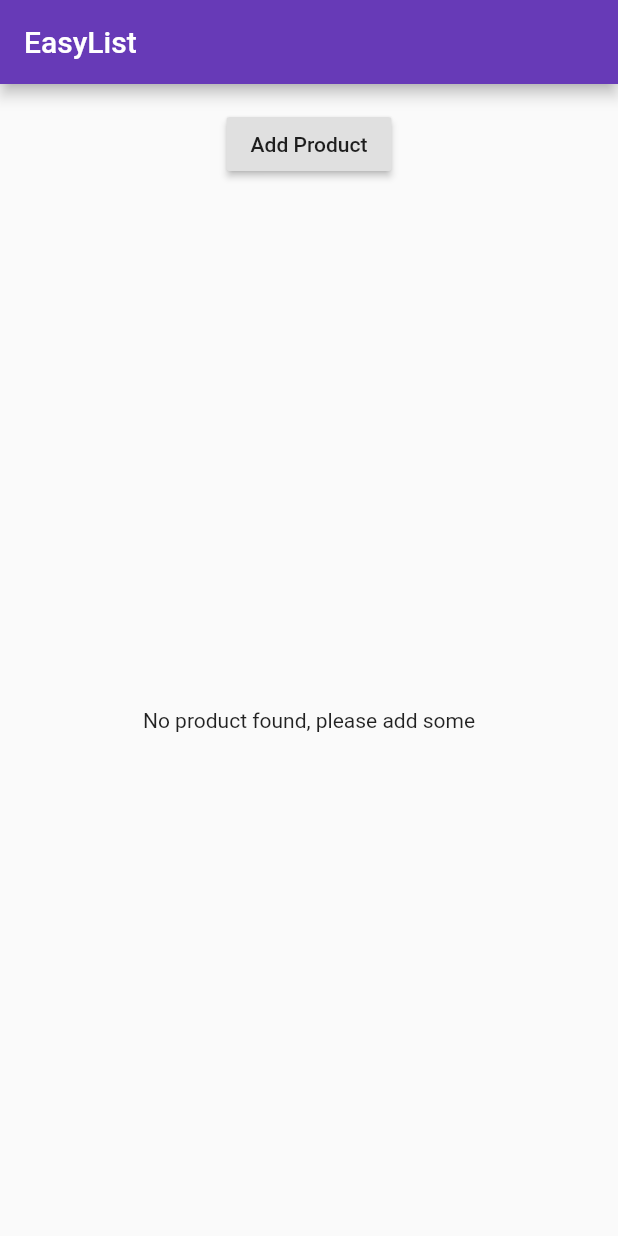
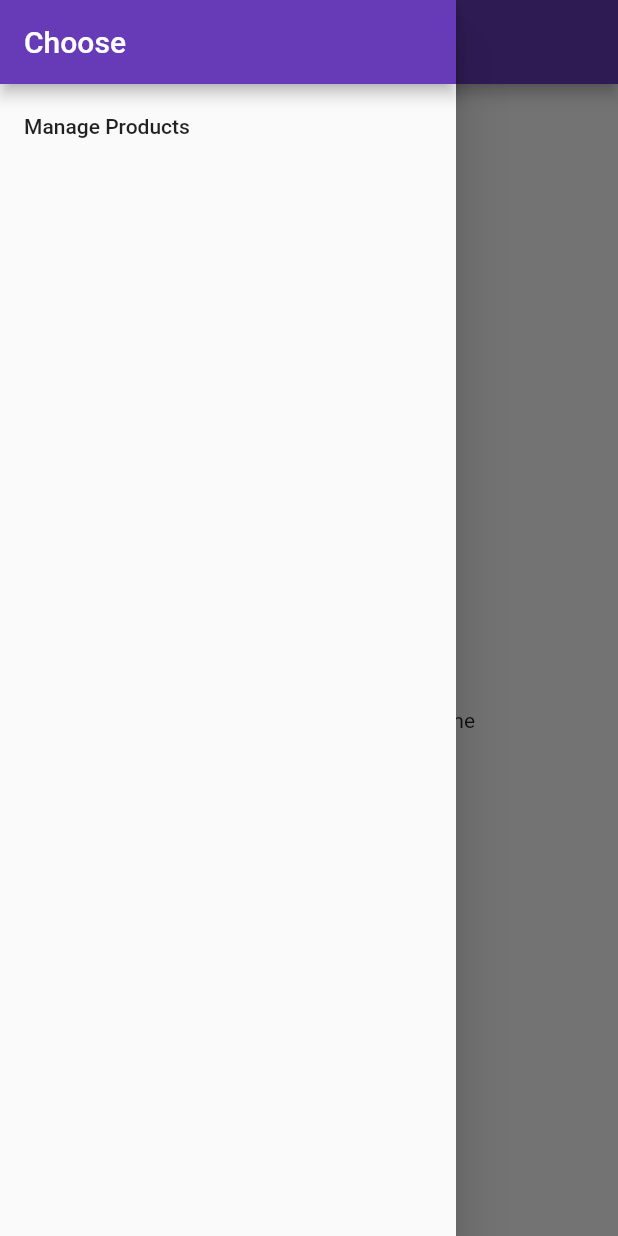
Before and after one commit to PrimozPernat/flutter-course, a Flutter app: the screen it shows after launch, with the side drawer open (before the commit the screen has no drawer), on a phone screen of 412 x 824 dp. Run offline on Flutter 3.47's test engine with Material 2 defaults, Android fonts, the phone set to English and light mode, and no system bars.

```diff
--- a/lib/main.dart
+++ b/lib/main.dart
@@ -1,17 +1,70 @@
 import 'package:flutter/material.dart';
-import 'package:udemiy_project/pages/home.dart';
-import 'package:udemiy_project/product_manager.dart';
+import 'package:udemiy_project/pages/auth_page.dart';
+import 'package:udemiy_project/pages/detail_product_page.dart';
+import 'package:udemiy_project/pages/products_admin_page.dart';
+import 'package:udemiy_project/pages/products_page.dart';
 
 void main() => runApp(MyApp());
 
-class MyApp extends StatelessWidget {
+class MyApp extends StatefulWidget {
+  @override
+  State createState() {
+    return _MyAppState();
+  }
+}
+
+class _MyAppState extends State<MyApp> {
+  List<Map<String, String>> _products = [];
+
+  void _addProduct(Map<String, String> product) {
+    setState(() {
+      _products.add(product);
+    });
+  }
+
+  void _deleteProduct(int index) {
+    setState(() {
+      _products.removeAt(index);
+    });
+  }
+
   @override
   Widget build(BuildContext context) {
     return MaterialApp(
-      theme: ThemeData(
-        primarySwatch: Colors.deepPurple
-      ),
-      home: HomePage(),
+      theme: ThemeData(primarySwatch: Colors.deepPurple),
+//      home: AuthPage(),
+      routes: {
+        "/": (BuildContext context) =>
+            ProductsPage(_products, _addProduct, _deleteProduct),
+        ProductsAdminPage.PAGE_PATH: (BuildContext context) =>
+            ProductsAdminPage()
+      },
+      onGenerateRoute: (RouteSettings settings) {
+        final List<String> pathElements =
+        settings.name.split("/"); //"/product/1"
+
+        if (pathElements.first.isNotEmpty) {
+          return null;
+        }
+
+        if (pathElements[1] == "product") {
+          final int index = int.parse(pathElements[2]);
+
+          return MaterialPageRoute<bool>(
+            builder: (BuildContext context) =>
+                DetailProductPage(
+                    _products[index]['title'], _products[index]['image']),
+          );
+        }
+
+        return null;
+      },
+      onUnknownRoute: (RouteSettings settings) {
+        return MaterialPageRoute(
+          builder: (BuildContext context) =>
+              ProductsPage(_products, _addProduct, _deleteProduct),
+        );
+      },
     );
   }
 }
--- a/lib/pages/home.dart
+++ /dev/null
@@ -1,15 +0,0 @@
-import 'package:flutter/material.dart';
-
-import 'package:udemiy_project/product_manager.dart';
-
-class HomePage extends StatelessWidget {
-  @override
-  Widget build(BuildContext context) {
-    return Scaffold(
-      appBar: AppBar(
-        title: Text("EasyList"),
-      ),
-      body: ProductManger(),
-    );
-  }
-}
--- /dev/null
+++ b/lib/pages/products_page.dart
@@ -0,0 +1,38 @@
+import 'package:flutter/material.dart';
+import 'package:udemiy_project/pages/products_admin_page.dart';
+
+import 'package:udemiy_project/product_manager.dart';
+
+class ProductsPage extends StatelessWidget {
+  final List<Map<String, String>> products;
+  final Function addProduct;
+  final Function deleteProduct;
+
+  ProductsPage(this.products, this.addProduct, this.deleteProduct);
+
+  @override
+  Widget build(BuildContext context) {
+    return Scaffold(
+      drawer: Drawer(
+        child: Column(
+          children: <Widget>[
+            AppBar(
+              title: Text("Choose"),
+              automaticallyImplyLeading: false,
+            ),
+            ListTile(
+              title: Text("Manage Products"),
+              onTap: () {
+                Navigator.pushReplacementNamed(context, "/admin");
+              },
+            )
+          ],
+        ),
+      ),
+      appBar: AppBar(
+        title: Text("EasyList"),
+      ),
+      body: ProductManger(products, addProduct, deleteProduct),
+    );
+  }
+}
--- a/lib/product_control.dart
+++ b/lib/product_control.dart
@@ -1,17 +1,16 @@
 import 'package:flutter/material.dart';
 
-class ProdcutControl extends StatelessWidget {
+class ProductControl extends StatelessWidget {
   final Function addProduct;
 
-  ProdcutControl(this.addProduct);
+  ProductControl(this.addProduct);
 
   @override
   Widget build(BuildContext context) {
-    // TODO: implement build
     return RaisedButton(
       child: Text("Add Product"),
       onPressed: () {
-        addProduct("Sweets");
+        addProduct({"title": "Chocolate", "image": "assets/united.jpg"});
       },
     );
   }
--- a/lib/product_manager.dart
+++ b/lib/product_manager.dart
@@ -3,51 +3,21 @@ import 'package:flutter/material.dart';
 import 'products.dart';
 import 'product_control.dart';
 
-class ProductManger extends StatefulWidget {
-  String product;
+class ProductManger extends StatelessWidget {
 
-  ProductManger({this.product}) {
-    print("ProductManager Widget Constructor()");
-  }
+  final List<Map<String, String>> products;
+  final Function addProduct;
+  final Function deleteProduct;
 
-  @override
-  State<StatefulWidget> createState() {
-    print("ProductManager Widget createState()");
-    return _ProductManagerState();
-  }
-}
-
-class _ProductManagerState extends State<ProductManger> {
-  List<String> _products = [];
-
-  @override
-  void didUpdateWidget(ProductManger oldWidget) {
-    print("ProductManager State didUpdateWidget()");
-    super.didUpdateWidget(oldWidget);
-  }
-
-  @override
-  void initState() {
-    print("ProductManager State initState()");
-    if (widget.product != null) {
-      _products.add(widget.product);
-    }
-    super.initState();
-  }
-
-  void _addProduct(String product) {
-    setState(() {
-      _products.add(product);
-    });
-  }
+  ProductManger(this.products, this.addProduct, this.deleteProduct);
 
   @override
   Widget build(BuildContext context) {
     print("ProductManager State Build()");
     return Column(children: [
       Container(
-          margin: EdgeInsets.all(16.0), child: ProdcutControl(_addProduct)),
-      Expanded(child: Products(_products))
+          margin: EdgeInsets.all(16.0), child: ProductControl (addProduct)),
+      Expanded(child: Products(products, deleteProduct: deleteProduct))
     ]);
   }
 }
--- a/lib/products.dart
+++ b/lib/products.dart
@@ -1,12 +1,11 @@
 import 'package:flutter/material.dart';
-import 'package:udemiy_project/pages/product.dart';
-
-import 'package:udemiy_project/products.dart';
+import 'package:udemiy_project/pages/detail_product_page.dart';
 
 class Products extends StatelessWidget {
-  final List<String> products;
+  final List<Map<String, String>> products;
+  final Function deleteProduct;
 
-  Products(this.products) {
+  Products(this.products, {this.deleteProduct}) {
     print("Products widget Constructor");
   }
 
@@ -14,19 +13,20 @@ class Products extends StatelessWidget {
     return Card(
       child: Column(
         children: <Widget>[
-          Image.asset('assets/united.jpg'),
-          Text(products[index]),
+          Image.asset(products[index]['image']),
+          Text(products[index]['title']),
           ButtonBar(
             alignment: MainAxisAlignment.center,
             children: <Widget>[
               FlatButton(
                 child: Text("Details"),
-                onPressed: () => Navigator.push(
-                  context,
-                  MaterialPageRoute(
-                    builder: (BuildContext context) => ProductPage(),
-                  ),
-                ),
+                onPressed: () => Navigator.pushNamed<bool>(
+                        context, "/product/" + index.toString())
+                    .then((bool value) {
+                  if (value) {
+                    deleteProduct(index);
+                  }
+                }),
               )
             ],
           )
--- a/pubspec.yaml
+++ b/pubspec.yaml
@@ -14,7 +14,7 @@ description: Udemy cooding course
 version: 1.0.0+1
 
 environment:
-  sdk: ">=2.1.0 <3.0.0"
+  sdk: ">=2.2.0 <3.0.0"
 
 dependencies:
   flutter:
```
Also changed, not shown: lib/pages/auth_page.dart (added, +23 -0 lines), lib/pages/detail_product_page.dart (added, +67 -0 lines), lib/pages/product.dart (deleted, +0 -27 lines), lib/pages/product_create_page.dart (added, +55 -0 lines), lib/pages/product_list_page.dart (added, +10 -0 lines), lib/pages/products_admin_page.dart (added, +49 -0 lines).
